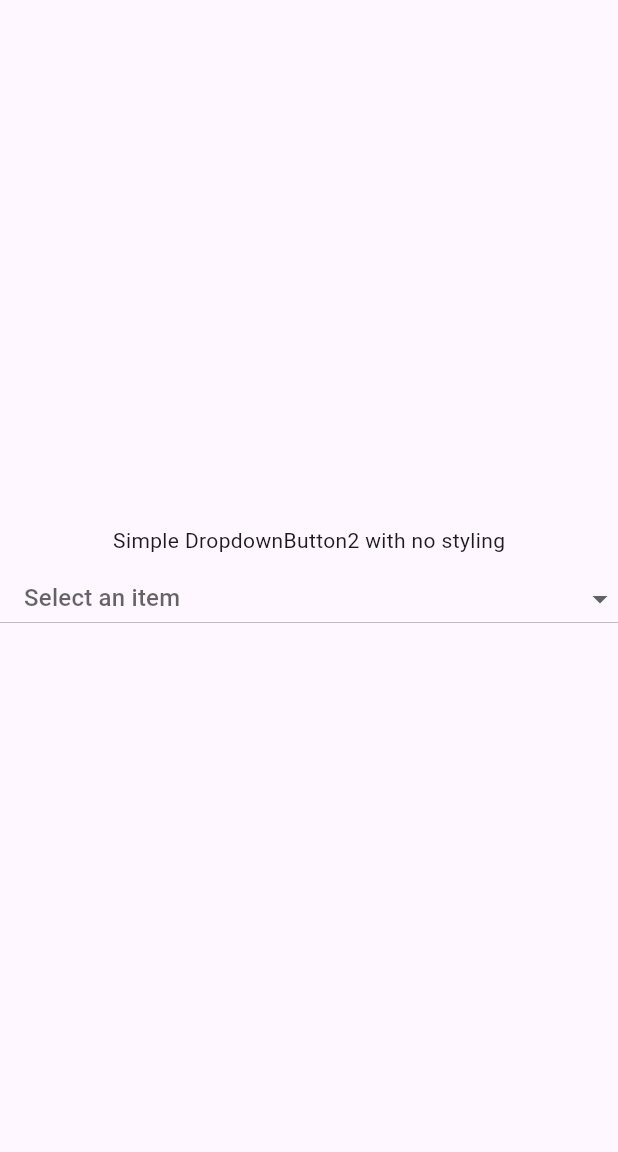
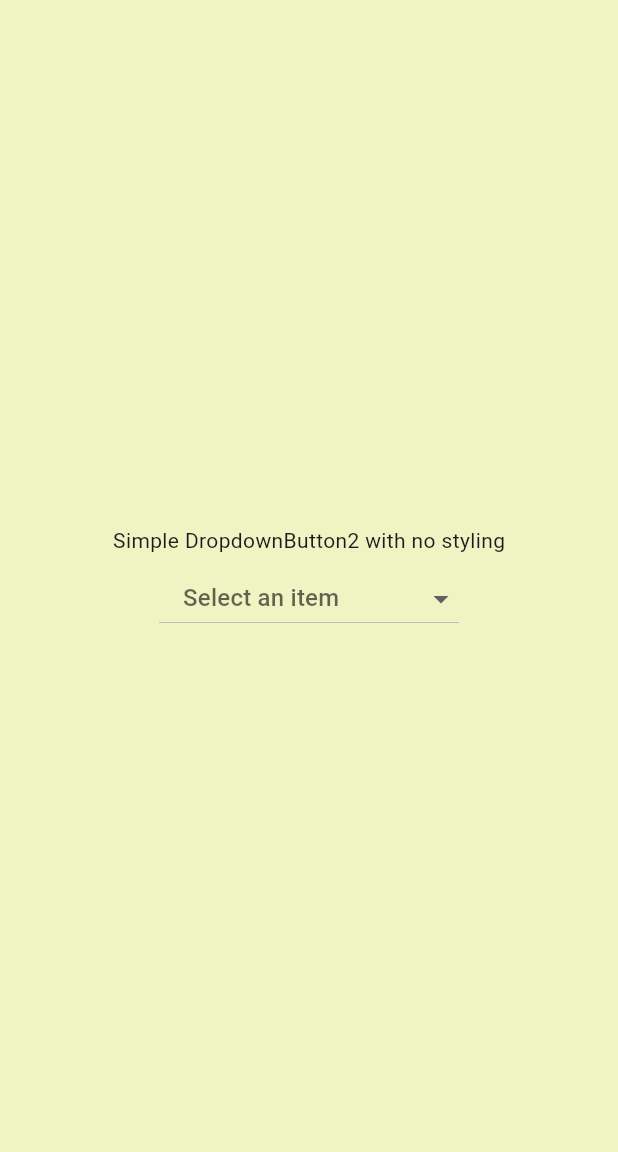
Before and after one commit to zulfequar/dropdown_button2_demo, a Flutter app: the screen it shows after launch, on a phone screen of 412 x 824 dp, the part 84-1236 px from its top. Run offline on Flutter 3.47's test engine with Material 3 defaults, Android fonts, the phone set to English and light mode, and no system bars; drawn by our look-alikes of dropdown_button2.

Commit message:
Add background color & resize the dropdown button

```diff
--- a/lib/main.dart
+++ b/lib/main.dart
@@ -48,14 +48,18 @@ class _HomePageState extends State<HomePage> {
         foregroundColor: Colors.white,
         title: const Text('Dropdown Button2 Demo'),
       ),
-      body: Center(
+      body: Container(
+        color: Colors.lime.shade100,
+        child: Center(
           child: Column(
             mainAxisAlignment: MainAxisAlignment.center,
             children: <Widget>[
               const SizedBox(height: 5),
               const Text('Simple DropdownButton2 with no styling'),
               const SizedBox(height: 5),
-            DropdownButton2(
+              SizedBox(
+                width: 200,
+                child: DropdownButton2(
                   isExpanded: true,
                   hint: const Text('Select an item'),
                   value: selectedItem,
@@ -69,7 +73,9 @@ class _HomePageState extends State<HomePage> {
                     child: Text(item),
                   )).toList(),
                 ),
+              ),
             ],
+          ),
         ),
       ),
     );
```
Lines whose indentation alone changed are shown as unchanged.
